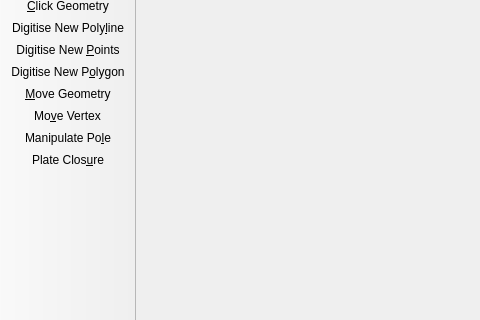
The window that src/qt-widgets/ViewportWindowUi.ui (GPlates/GPlates) describes before a commit, drawn with Qt 5; both pictures show x 0 to 480 and y 81 to 401 of the 724 by 600 pixel window.
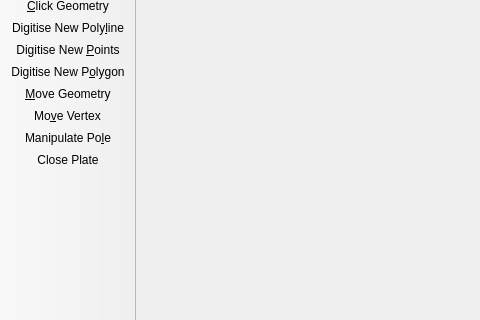
The same window after the commit. Icons and pictures are not drawn.

Diff of the .ui file:
```diff
--- a/src/qt-widgets/ViewportWindowUi.ui
+++ b/src/qt-widgets/ViewportWindowUi.ui
@@ -1094,10 +1094,10 @@
      <normaloff>:/select_plate_35.png</normaloff>:/select_plate_35.png</iconset>
    </property>
    <property name="text" >
-    <string>Plate Clos&amp;ure</string>
+    <string>Close Plate</string>
    </property>
    <property name="iconText" >
-    <string>Plate Clos&amp;ure</string>
+    <string>Close Plate</string>
    </property>
    <property name="toolTip" >
     <string>Plate Closure S</string>
```
Left out of the diff: 4 changed lines with no effect on the pictures.
